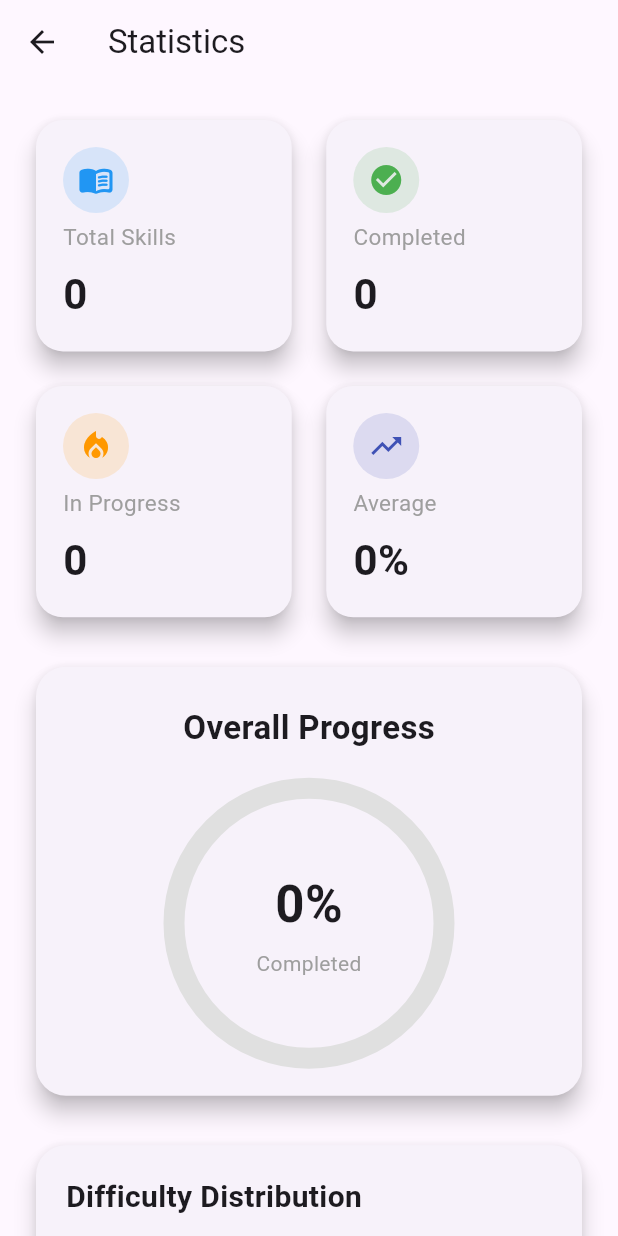
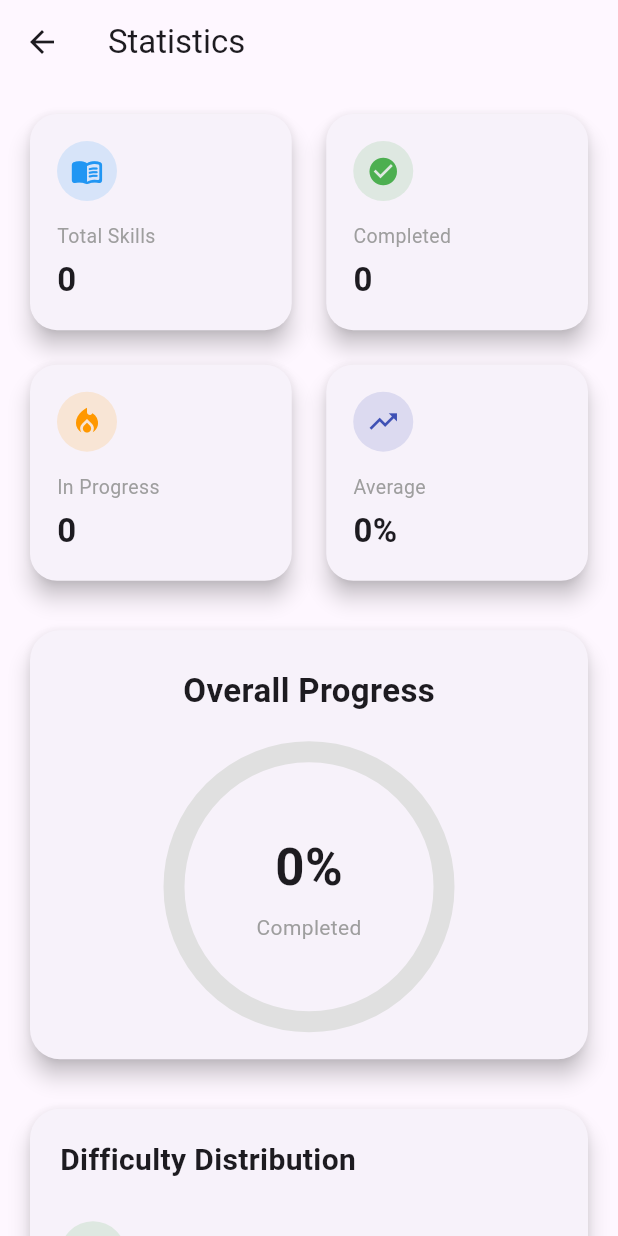
Before and after one commit to nayananpatel18-ui/skillsprint, a Flutter app: the StatisticsScreen screen opened directly, on a phone screen of 412 x 824 dp. Run offline on Flutter 3.47's test engine with Material 3 defaults, Android fonts, the phone set to English and light mode, and no system bars; our stand-ins replace cloud_firestore, firebase_auth, firebase_core, fl_chart; accounts and stored records are empty.

Commit message:
refactor(statistics): extract overview cards into reusable widget

```diff
--- a/lib/screens/statistics_screen.dart
+++ b/lib/screens/statistics_screen.dart
@@ -6,7 +6,7 @@ import '../widgets/progress_ring.dart';
 import '../widgets/difficulty_card.dart';
 import '../widgets/difficulty_pie_chart.dart';
 import '../widgets/latest_skill_card.dart';
-
+import '../widgets/overview_cards.dart';
 
 import '../widgets/stat_card.dart';
 
@@ -103,15 +103,15 @@ Widget buildStatistics(List<QueryDocumentSnapshot> docs) {
 
   return ListView(
 
-    padding: const EdgeInsets.all(20),
+    padding: const EdgeInsets.all(16),
 
     children: [
 
-      buildOverviewCards(
-        total,
-        completed,
-        average,
-      ),
+      OverviewCards(
+  total: total,
+  completed: completed,
+  average: average,
+),
 
       const SizedBox(height: 25),
 
@@ -150,55 +150,7 @@ DifficultyPieChart(
   );
 }
 
-Widget buildOverviewCards(
-  int total,
-  int completed,
-  double average,
-) {
-  return LayoutBuilder(
-    builder: (context, constraints) {
-      final isMobile = constraints.maxWidth < 600;
 
-      return GridView.count(
-        shrinkWrap: true,
-        physics: const NeverScrollableScrollPhysics(),
-        crossAxisCount: isMobile ? 2 : 4,
-        crossAxisSpacing: 15,
-        mainAxisSpacing: 15,
-        childAspectRatio: isMobile ? 1.1 : 1.4,
-        children: [
-          StatCard(
-            icon: Icons.menu_book_rounded,
-            color: Colors.blue,
-            title: "Total Skills",
-            value: total.toString(),
-          ),
-
-          StatCard(
-            icon: Icons.check_circle,
-            color: Colors.green,
-            title: "Completed",
-            value: completed.toString(),
-          ),
-
-          StatCard(
-            icon: Icons.local_fire_department,
-            color: Colors.orange,
-            title: "In Progress",
-            value: (total - completed).toString(),
-          ),
-
-          StatCard(
-            icon: Icons.trending_up,
-            color: Colors.indigo,
-            title: "Average",
-            value: "${average.toStringAsFixed(0)}%",
-          ),
-        ],
-      );
-    },
-  );
-}
 
   Widget buildCard(String title, String value) {
 
--- /dev/null
+++ b/lib/widgets/overview_cards.dart
@@ -0,0 +1,67 @@
+import 'package:flutter/material.dart';
+import 'stat_card.dart';
+
+class OverviewCards extends StatelessWidget {
+  final int total;
+  final int completed;
+  final double average;
+
+  const OverviewCards({
+    super.key,
+    required this.total,
+    required this.completed,
+    required this.average,
+  });
+
+  @override
+  Widget build(BuildContext context) {
+    return LayoutBuilder(
+      builder: (context, constraints) {
+        final isMobile = constraints.maxWidth < 600;
+
+        return GridView.count(
+          shrinkWrap: true,
+          physics: const NeverScrollableScrollPhysics(),
+
+          crossAxisCount: isMobile ? 2 : 4,
+
+          crossAxisSpacing: 15,
+
+          mainAxisSpacing: 15,
+
+          childAspectRatio: isMobile ? 1.2 : 1.6,
+
+          children: [
+            StatCard(
+              icon: Icons.menu_book_rounded,
+              color: Colors.blue,
+              title: "Total Skills",
+              value: total.toString(),
+            ),
+
+            StatCard(
+              icon: Icons.check_circle,
+              color: Colors.green,
+              title: "Completed",
+              value: completed.toString(),
+            ),
+
+            StatCard(
+              icon: Icons.local_fire_department,
+              color: Colors.orange,
+              title: "In Progress",
+              value: (total - completed).toString(),
+            ),
+
+            StatCard(
+              icon: Icons.trending_up,
+              color: Colors.indigo,
+              title: "Average",
+              value: "${average.toStringAsFixed(0)}%",
+            ),
+          ],
+        );
+      },
+    );
+  }
+}
--- a/lib/widgets/stat_card.dart
+++ b/lib/widgets/stat_card.dart
@@ -23,41 +23,50 @@ class StatCard extends StatelessWidget {
       ),
       child: Padding(
         padding: const EdgeInsets.all(18),
-        child: Column(
+        child:Column(
+  mainAxisAlignment: MainAxisAlignment.spaceBetween,
   crossAxisAlignment: CrossAxisAlignment.start,
   children: [
 
     CircleAvatar(
-              radius: 22,
+      radius: 20,
       backgroundColor: color.withOpacity(.15),
       child: Icon(
         icon,
         color: color,
-                size: 24,
+        size: 22,
       ),
     ),
 
-            const Spacer(),
+    Column(
+      crossAxisAlignment: CrossAxisAlignment.start,
+      children: [
 
         Text(
           title,
+          maxLines: 1,
+          overflow: TextOverflow.ellipsis,
           style: const TextStyle(
             color: Colors.grey,
-                fontSize: 15,
+            fontSize: 13,
           ),
         ),
 
-            const SizedBox(height: 8),
+        const SizedBox(height: 4),
 
         Text(
           value,
           style: const TextStyle(
-                fontSize: 28,
+            fontSize: 22,
             fontWeight: FontWeight.bold,
           ),
         ),
+
       ],
     ),
+
+  ],
+)
       ),
     );
   }
```
Lines whose indentation alone changed are shown as unchanged.
